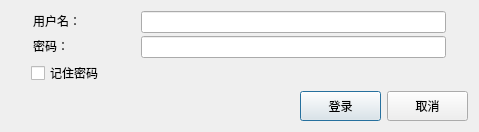
ProgramCX/FoxNAS, file src/NASLoginDialog.ui: the form before one commit.
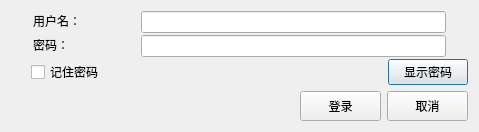
The form after the commit.

Commit message: feat: show tabs according to the user's  permissions

Diff of the .ui file:
```diff
--- a/src/NASLoginDialog.ui
+++ b/src/NASLoginDialog.ui
@@ -132,6 +132,28 @@
        </property>
       </widget>
      </item>
+     <item>
+      <widget class="QPushButton" name="buttonShowPassword">
+       <property name="minimumSize">
+        <size>
+         <width>80</width>
+         <height>0</height>
+        </size>
+       </property>
+       <property name="maximumSize">
+        <size>
+         <width>80</width>
+         <height>16777215</height>
+        </size>
+       </property>
+       <property name="text">
+        <string>显示密码</string>
+       </property>
+       <property name="checkable">
+        <bool>true</bool>
+       </property>
+      </widget>
+     </item>
     </layout>
    </item>
    <item>
```
The commit also changes 35 other files.
